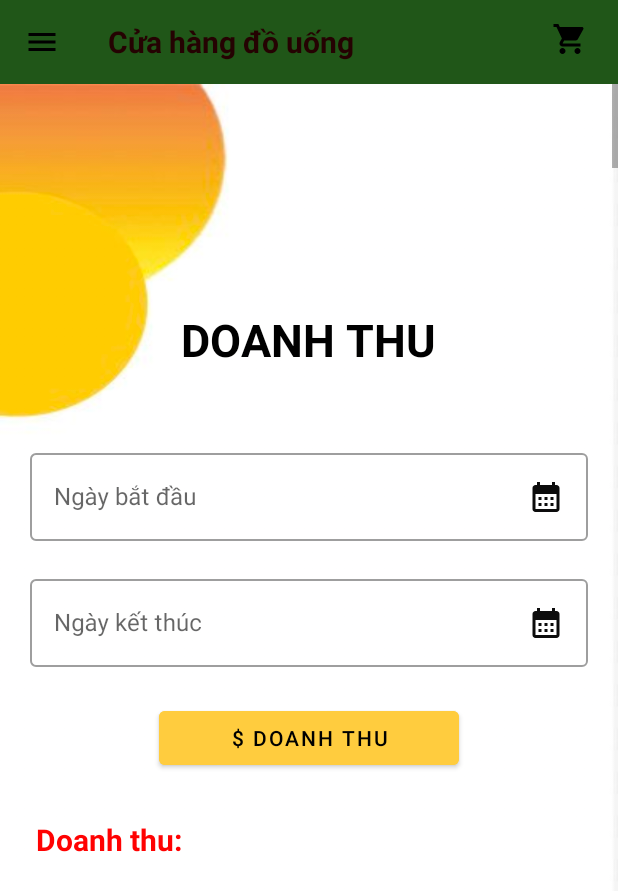
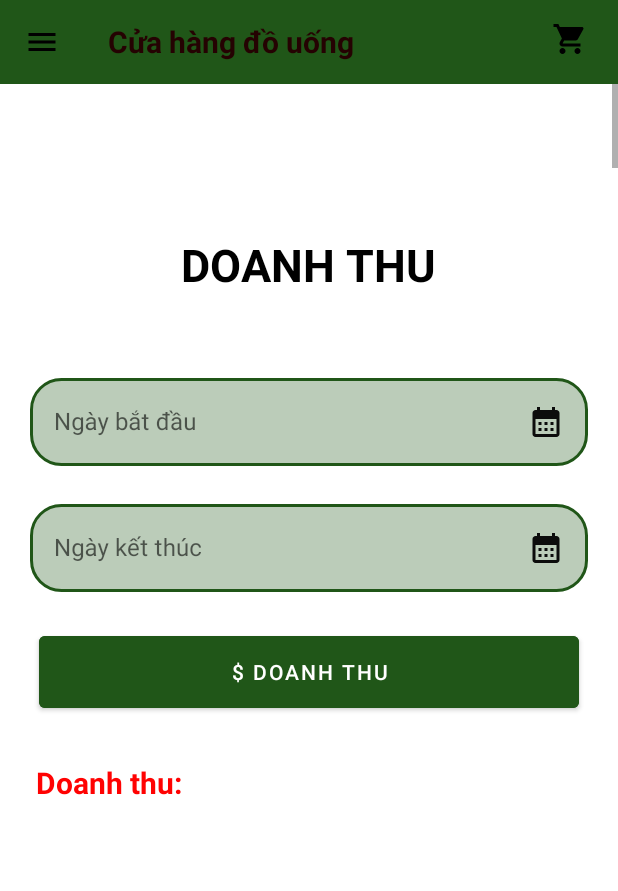
Before and after one commit to binhntph28014/Nhom11_QL_BBT_Coffee, an Android app: the fragment DoanhThuFragment placed in its activity, on a phone screen of 412 x 824 dp. Shown: the top 891 px of the screen. Run offline under Robolectric (Android 15) with nearby library versions, the phone set to English and light mode, and no system bars; libraries missing offline, so code that uses them is left out: me.relex.circleindicator; 4 statements that could not run were skipped.

Commit message:
Update giao dien doanh thu

```diff
--- /dev/null
+++ b/app/src/main/res/drawable/item_editext.xml
@@ -0,0 +1,8 @@
+<?xml version="1.0" encoding="utf-8"?>
+<shape xmlns:android="http://schemas.android.com/apk/res/android">
+    <solid android:color="#4D205618" />
+    <stroke
+        android:color="#205618"
+        android:width="2dp" />
+    <corners android:radius="20dp"/>
+</shape>
--- a/app/src/main/res/layout/fragment_doanh_thu.xml
+++ b/app/src/main/res/layout/fragment_doanh_thu.xml
@@ -3,8 +3,7 @@
     xmlns:app="http://schemas.android.com/apk/res-auto"
     xmlns:tools="http://schemas.android.com/tools"
     android:layout_width="match_parent"
-    android:layout_height="match_parent"
-    android:background="@drawable/chao">
+    android:layout_height="match_parent">
     <ScrollView
         android:layout_width="match_parent"
         android:layout_height="match_parent">
@@ -16,7 +15,7 @@
                 android:id="@+id/textView"
                 android:layout_width="wrap_content"
                 android:layout_height="wrap_content"
-                android:layout_marginTop="150dp"
+                android:layout_marginTop="100dp"
                 android:layout_marginBottom="50dp"
                 android:text="DOANH THU"
                 android:textColor="@color/black"
@@ -35,7 +34,8 @@
                     android:id="@+id/edTuNgay"
                     android:drawableEnd="@drawable/ic_calendar"
                     android:layout_width="match_parent"
-                    android:layout_height="wrap_content"/>
+                    android:layout_height="wrap_content"
+                    android:background="@drawable/item_editext"/>
             </com.google.android.material.textfield.TextInputLayout>
 
             <com.google.android.material.textfield.TextInputLayout
@@ -51,17 +51,18 @@
                     android:id="@+id/edDenNgay"
                     android:drawableEnd="@drawable/ic_calendar"
                     android:layout_width="match_parent"
-                    android:layout_height="wrap_content"/>
+                    android:layout_height="wrap_content"
+                    android:background="@drawable/item_editext"/>
             </com.google.android.material.textfield.TextInputLayout>
 
             <Button
                 android:id="@+id/btnDoanhThu"
-                android:layout_width="200dp"
-                android:layout_height="wrap_content"
+                android:layout_width="360dp"
+                android:layout_height="60dp"
                 android:layout_marginTop="23dp"
-                android:backgroundTint="#FFCC3E"
+                android:backgroundTint="#205618"
                 android:text="$ Doanh thu"
-                android:textColor="@color/black"
+                android:textColor="@color/white"
                 android:layout_gravity="center"/>
 
             <TextView
```
